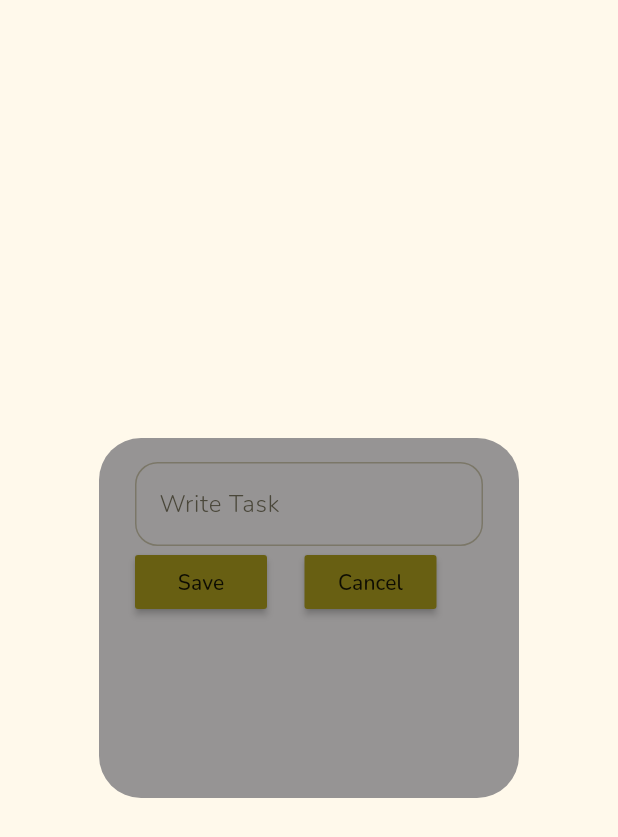
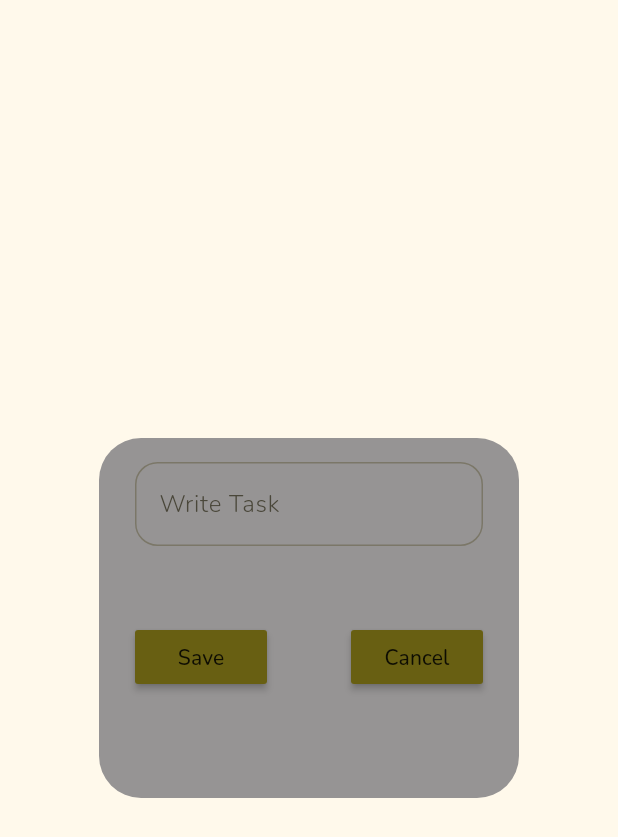
Before and after one commit to Jason-Omondi/todo, a Flutter app: what dialogueBox() shows on an empty page, opened directly with empty values, on a phone screen of 412 x 824 dp. Shown: the top 837 px of the screen. Run offline on Flutter 3.47's test engine with Material 2 defaults, Android fonts, the phone set to English and light mode, and no system bars.

Commit message:
fixed-bug

```diff
--- a/lib/components/dialogue_box.dart
+++ b/lib/components/dialogue_box.dart
@@ -16,13 +16,16 @@ class dialogueBox extends StatelessWidget {
         child: Column(
           children: [
             TextField(
+              controller: controller,
               decoration: InputDecoration(
                 border: OutlineInputBorder(borderRadius: BorderRadius.circular(15)),
                 hintText: 'Write Task',
                 hintStyle: TextStyle(fontFamily: 'Nunito', fontWeight: FontWeight.w300)
               ),
             ),
+            SizedBox(height: 50),
             Row(
+              mainAxisAlignment: MainAxisAlignment.spaceBetween,
               children: [
                 //save
                 MyButton(text: 'Save', onPressed: onSave,),
--- a/lib/pages/home.dart
+++ b/lib/pages/home.dart
@@ -20,7 +20,7 @@ class _HomePageState extends State<HomePage> {
   ];
 
   // handling tapping the check box
-  void checkBoxChanged (value, index) {
+  void checkBoxChanged (bool? value, int index) {
     setState(() {
       toDoList[index][1] = !toDoList[index][1];
     });
@@ -83,7 +83,7 @@ class _HomePageState extends State<HomePage> {
          },
 
       ),
-      floatingActionButton: FloatingActionButton(child: Icon(Icons.add),onPressed: addTask),
+      floatingActionButton: FloatingActionButton(onPressed: addTask, child: const Icon(Icons.add_circle)),
     );
   }
 }
```
